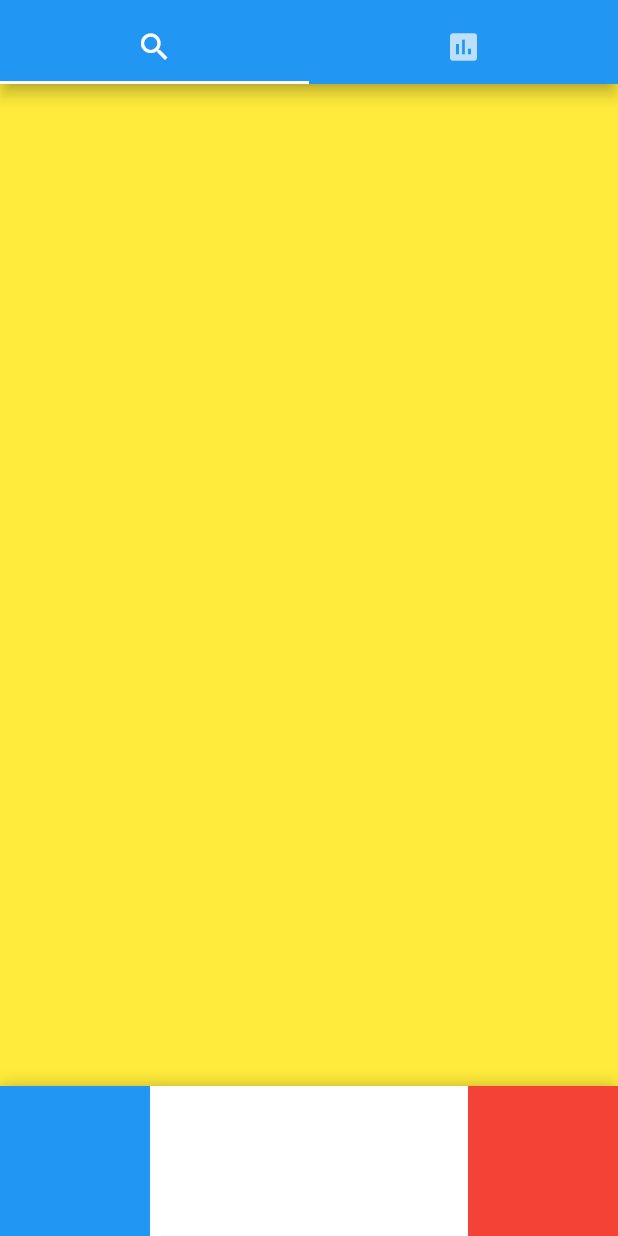
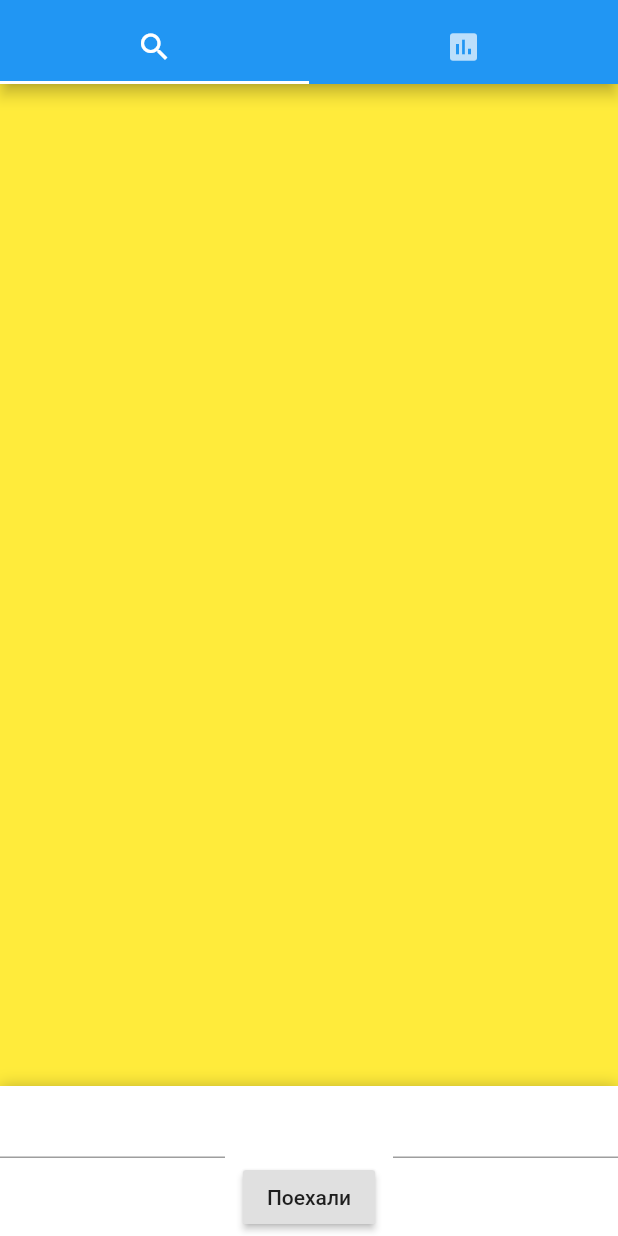
Before and after one commit to Grusha-team/CoronavirusTravelMapMobile, a Flutter app: the screen it shows after launch, on a phone screen of 412 x 824 dp. Run offline on Flutter 3.47's test engine with Material 2 defaults, Android fonts, the phone set to English and light mode, and no system bars; drawn by our look-alikes of sliding_up_panel; our stand-ins replace bloc, equatable, flutter_bloc.

Commit message:
Added TextFormFields and controllers for them

```diff
--- a/lib/presentation/screens/first_tab_screen.dart
+++ b/lib/presentation/screens/first_tab_screen.dart
@@ -10,6 +10,11 @@ class FirstTab extends StatefulWidget {
 
 class _FirstTabState extends State<FirstTab> {
   final PanelController _panelController = PanelController();
+  final TextEditingController _firstTextEditingController =
+      TextEditingController();
+  final TextEditingController _secondTextEditingController =
+      TextEditingController();
+
   @override
   Widget build(BuildContext context) {
     return Scaffold(
@@ -18,19 +23,26 @@ class _FirstTabState extends State<FirstTab> {
         builder: (context, state) {
           if (state is MyPanelFirst) {
             return SlidingUpPanel(
-              onPanelClosed: () => BlocProvider.of<MyPanelBloc>(context)
-                  .add(DefaultMyPanelTapped()),
+              onPanelClosed: () {
+                FocusScope.of(context).unfocus();
+                BlocProvider.of<MyPanelBloc>(context)
+                    .add(DefaultMyPanelTapped());
+              },
               controller: _panelController,
               panel: Column(children: [
                 Row(
                   mainAxisAlignment: MainAxisAlignment.spaceBetween,
                   children: [
-                    GestureDetector(
-                      onTap: () {},
-                      child: Container(
-                        color: Colors.blue,
+                    SizedBox(
+                      width: MediaQuery.of(context).size.width,
                       height: 100.0,
-                        width: MediaQuery.of(context).size.width,
+                      child: TextFormField(
+                        controller: _firstTextEditingController,
+                        onTap: () {
+                          _panelController.open();
+                          BlocProvider.of<MyPanelBloc>(context)
+                              .add(FirstMyPanelTapped());
+                        },
                       ),
                     ),
                   ],
@@ -38,6 +50,7 @@ class _FirstTabState extends State<FirstTab> {
               ]),
               body: GestureDetector(
                 onTap: () {
+                  FocusScope.of(context).unfocus();
                   _panelController.close();
                   BlocProvider.of<MyPanelBloc>(context)
                       .add(DefaultMyPanelTapped());
@@ -51,19 +64,26 @@ class _FirstTabState extends State<FirstTab> {
             );
           } else if (state is MyPanelSecond) {
             return SlidingUpPanel(
-              onPanelClosed: () => BlocProvider.of<MyPanelBloc>(context)
-                  .add(DefaultMyPanelTapped()),
+              onPanelClosed: () {
+                FocusScope.of(context).unfocus();
+                BlocProvider.of<MyPanelBloc>(context)
+                    .add(DefaultMyPanelTapped());
+              },
               controller: _panelController,
               panel: Column(children: [
                 Row(
                   mainAxisAlignment: MainAxisAlignment.spaceBetween,
                   children: [
-                    GestureDetector(
-                      onTap: () {},
-                      child: Container(
-                        color: Colors.red,
+                    SizedBox(
+                      width: MediaQuery.of(context).size.width,
                       height: 100.0,
-                        width: MediaQuery.of(context).size.width,
+                      child: TextFormField(
+                        controller: _secondTextEditingController,
+                        onTap: () {
+                          _panelController.open();
+                          BlocProvider.of<MyPanelBloc>(context)
+                              .add(SecondMyPanelTapped());
+                        },
                       ),
                     ),
                   ],
@@ -71,6 +91,8 @@ class _FirstTabState extends State<FirstTab> {
               ]),
               body: GestureDetector(
                 onTap: () {
+                  FocusScope.of(context).unfocus();
+
                   _panelController.close();
                   BlocProvider.of<MyPanelBloc>(context)
                       .add(DefaultMyPanelTapped());
@@ -86,39 +108,48 @@ class _FirstTabState extends State<FirstTab> {
             return SlidingUpPanel(
               maxHeight: 200.0,
               controller: _panelController,
-              panel: Column(children: [
+              panel: Column(
+                children: [
                   Row(
                     mainAxisAlignment: MainAxisAlignment.spaceBetween,
                     children: [
-                    GestureDetector(
+                      SizedBox(
+                        width: 150.0,
+                        height: 50.0,
+                        child: TextFormField(
+                          controller: _firstTextEditingController,
                           onTap: () {
                             _panelController.open();
                             BlocProvider.of<MyPanelBloc>(context)
                                 .add(FirstMyPanelTapped());
                           },
-                      child: Container(
-                        color: Colors.blue,
-                        height: 100.0,
-                        width: 100.0,
                         ),
                       ),
-                    GestureDetector(
+                      SizedBox(
+                        width: 150.0,
+                        height: 50.0,
+                        child: TextFormField(
+                          controller: _secondTextEditingController,
                           onTap: () {
                             _panelController.open();
                             BlocProvider.of<MyPanelBloc>(context)
                                 .add(SecondMyPanelTapped());
                           },
-                      child: Container(
-                        color: Colors.red,
-                        height: 100.0,
-                        width: 100.0,
                         ),
                       ),
                     ],
-                )
-              ]),
+                  ),
+                  RaisedButton(
+                    onPressed: () {},
+                    child: const Text('Поехали'),
+                  ),
+                  const SizedBox(height: 40.0),
+                  const Text('Stay home, stay safe!')
+                ],
+              ),
               body: GestureDetector(
                 onTap: () {
+                  FocusScope.of(context).unfocus();
                   BlocProvider.of<MyPanelBloc>(context)
                       .add(DefaultMyPanelTapped());
                 },
```
Also changed, not shown: lib/data/corona_travel_api.dart (+1 -26 lines). Lines whose indentation alone changed are shown as unchanged.
